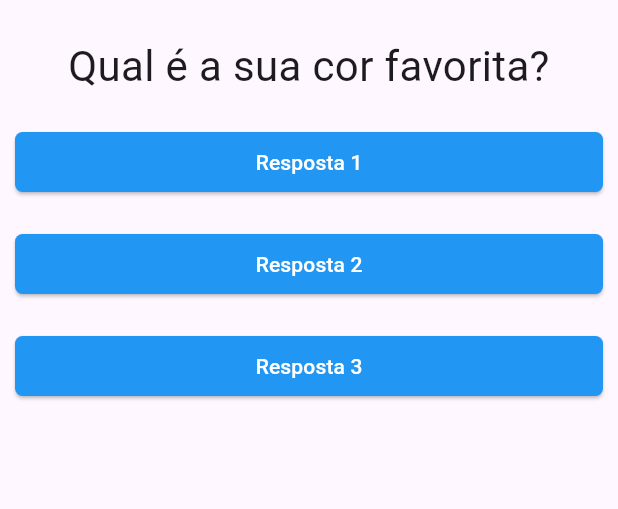
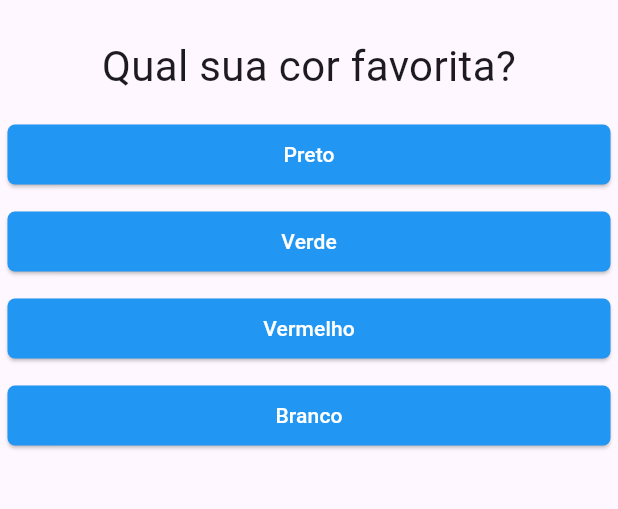
Before and after one commit to matheusant/questionario_flutter, a Flutter app: the screen it shows after launch, on a phone screen of 412 x 824 dp, the part 63-572 px from its top. Run offline on Flutter 3.47's test engine with Material 3 defaults, Android fonts, the phone set to English and light mode, and no system bars.

Commit message:
Criando componentes questionario e resultado

```diff
--- a/lib/main.dart
+++ b/lib/main.dart
@@ -1,40 +1,54 @@
 import 'package:flutter/material.dart';
-import 'package:projeto_perguntas/questao.dart';
-import 'package:projeto_perguntas/resposta.dart';
+import 'package:projeto_perguntas/questionario.dart';
+import 'package:projeto_perguntas/resultado.dart';
 
 void main() {
   runApp(const PerguntaApp());
 }
 
-class _PerguntaAppState extends State<PerguntaApp> {
+class PerguntaAppState extends State<PerguntaApp> {
   var _perguntaSelecionada = 0;
 
+  final _perguntas = [
+    {
+      'texto': 'Qual sua cor favorita?',
+      'respostas': ['Preto', 'Verde', 'Vermelho', 'Branco'],
+    },
+    {
+      'texto': 'Qual seu animal favorito?',
+      'respostas': ['Cachorro', 'Gato', 'Peixe', 'Pássaro'],
+    },
+    {
+      'texto': 'Qual seu esporte favorito?',
+      'respostas': ['Futebol', 'Basquete', 'Vôlei', 'Natação'],
+    },
+  ];
+
   void _responder() {
-    setState(() {
-      _perguntaSelecionada++;
-    });
-    print(_perguntaSelecionada);
+    if (temMaisPerguntas) {
+      setState(() {
+        _perguntaSelecionada++;
+      });
+    }
+  }
+
+  bool get temMaisPerguntas {
+    return _perguntaSelecionada < _perguntas.length;
   }
 
   @override
   Widget build(BuildContext context) {
-    final List<String> perguntas = [
-      'Qual é a sua cor favorita?',
-      'Qual é o seu animal favorito?',
-      'Qual é o seu esporte favorito?',
-    ];
-
     return MaterialApp(
       home: Scaffold(
         appBar: AppBar(title: Text('Perguntas')),
-        body: Column(
-          children: [
-            Questao(perguntas[_perguntaSelecionada]),
-            Resposta('Resposta 1', _responder),
-            Resposta('Resposta 2', _responder),
-            Resposta('Resposta 3', _responder),
-          ],
-        ),
+        body:
+            temMaisPerguntas
+                ? Questionario(
+                  perguntas: _perguntas,
+                  perguntaSelecionada: _perguntaSelecionada,
+                  responder: _responder,
+                )
+                : Resultado(),
       ),
     );
   }
@@ -44,7 +58,7 @@ class PerguntaApp extends StatefulWidget {
   const PerguntaApp({super.key});
 
   @override
-  _PerguntaAppState createState() {
-    return _PerguntaAppState();
+  PerguntaAppState createState() {
+    return PerguntaAppState();
   }
 }
--- /dev/null
+++ b/lib/questionario.dart
@@ -0,0 +1,30 @@
+import 'package:flutter/material.dart';
+import 'package:projeto_perguntas/questao.dart';
+import 'package:projeto_perguntas/resposta.dart';
+
+class Questionario extends StatelessWidget {
+  const Questionario({
+    required this.perguntas,
+    required this.perguntaSelecionada,
+    required this.responder,
+    super.key,
+  });
+
+  final List<Map<String, Object>> perguntas;
+  final int perguntaSelecionada;
+  final void Function() responder;
+
+
+  @override
+  Widget build(BuildContext context) {
+
+  final List<String> respostas = perguntas[perguntaSelecionada]['respostas'] as List<String>;
+
+    return Column(
+      children: [
+        Questao(perguntas[perguntaSelecionada]['texto'] as String),
+        ...respostas.map((t) => Resposta(t, responder)),
+      ],
+    );
+  }
+}
--- a/lib/resposta.dart
+++ b/lib/resposta.dart
@@ -10,7 +10,7 @@ class Resposta extends StatelessWidget {
   Widget build(BuildContext context) {
     return Container(
       width: double.infinity,
-      margin: EdgeInsets.all(10),
+      margin: EdgeInsets.all(5),
       child: ElevatedButton(
           style: ElevatedButton.styleFrom(
               backgroundColor: Colors.blue,
--- /dev/null
+++ b/lib/resultado.dart
@@ -0,0 +1,15 @@
+import 'package:flutter/material.dart';
+
+class Resultado extends StatelessWidget {
+  const Resultado({super.key});
+
+  @override
+  Widget build(BuildContext context) {
+    return Center(
+      child: Text(
+        'Parabéns!',
+        style: TextStyle(fontSize: 28),
+      ),
+    );
+  }
+}
```
